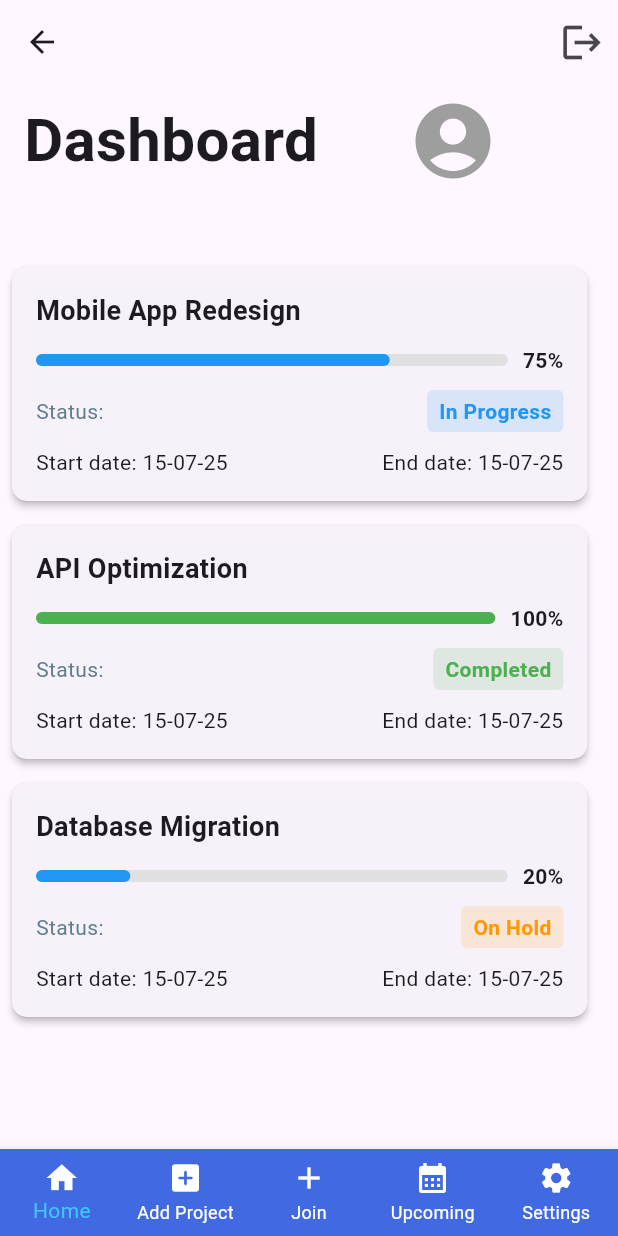
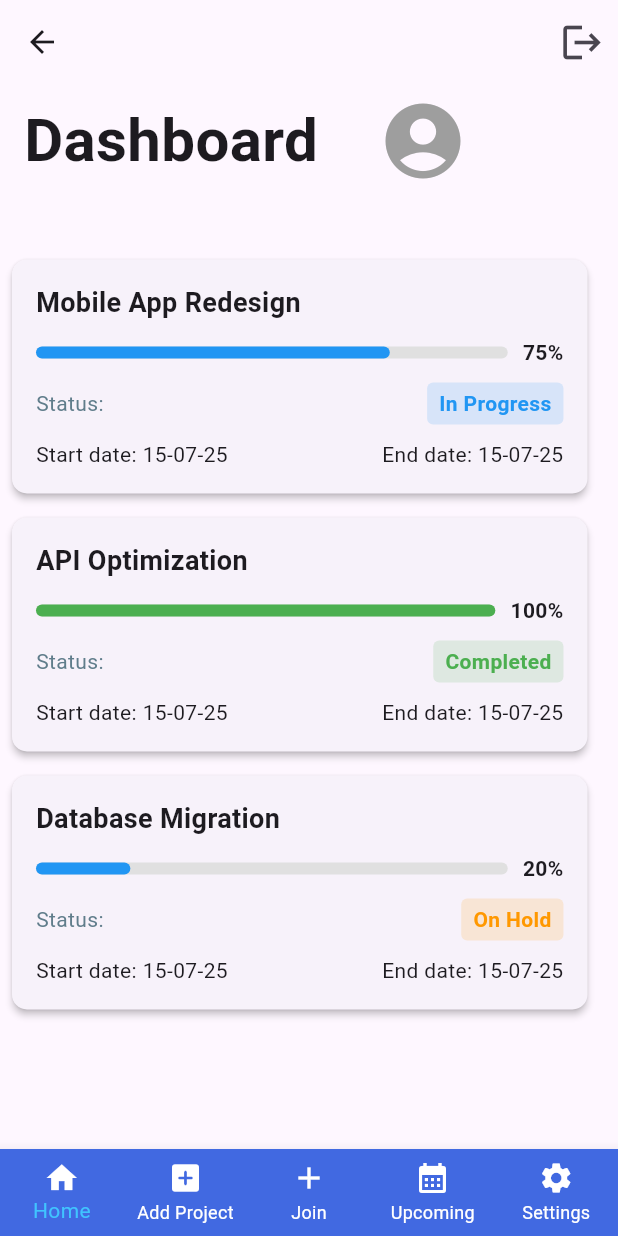
Before and after one commit to Moazzamkhan19/Shigoto, a Flutter app: the Dashboardscreen screen opened by its route, on a phone screen of 412 x 824 dp. Run offline on Flutter 3.47's test engine with Material 3 defaults, Android fonts, the phone set to English and light mode, and no system bars; our stand-ins replace fl_chart, flutter_signin_button.

Commit message:
Correcting size-2

```diff
--- a/lib/View/DashboardScreen.dart
+++ b/lib/View/DashboardScreen.dart
@@ -361,12 +361,12 @@ class _DashboardscreenState extends State<Dashboardscreen> {
                   "Dashboard",
                   style: TextStyle(fontSize: 40, fontWeight: FontWeight.bold),
                 ),
-                SizedBox(width: 60,),
+                SizedBox(width: 40,),
                 Icon(Icons.account_circle,size: 60,color: Colors.grey)
               ],
             )
           ),
-          SizedBox(height: 30,),
+          SizedBox(height: 25,),
           Expanded(
             child: ListView.builder(
               itemCount: projects.length,
--- a/lib/View/ProjectBoardScreen.dart
+++ b/lib/View/ProjectBoardScreen.dart
@@ -52,11 +52,11 @@ class _ProjectboardscreenState extends State<Projectboardscreen> {
             children: [
               Text("Project Board ",textAlign:TextAlign.left,
                 style: TextStyle(fontSize: 40, fontWeight: FontWeight.bold),),
-              SizedBox(width: 10,),
+              SizedBox(width: 5,),
               IconButton(onPressed: (){
                 Navigator.pushReplacementNamed(context, '/TeamMember');
               },
-                icon: Icon(Icons.group,size: 35,
+                icon: Icon(Icons.group,size: 30,
                   color: Colors.blueAccent,),
               ),],
           ),
--- a/lib/View/TaskDetail.dart
+++ b/lib/View/TaskDetail.dart
@@ -130,7 +130,7 @@ class _TaskdetailState extends State<Taskdetail> {
                     style: TextStyle(fontSize: 20, color: Colors.black),
                   ),
                 ),
-                const SizedBox(width: 60),
+                const SizedBox(width: 50),
                 ElevatedButton(
                   onPressed: () {},
                   style: ElevatedButton.styleFrom(
```
